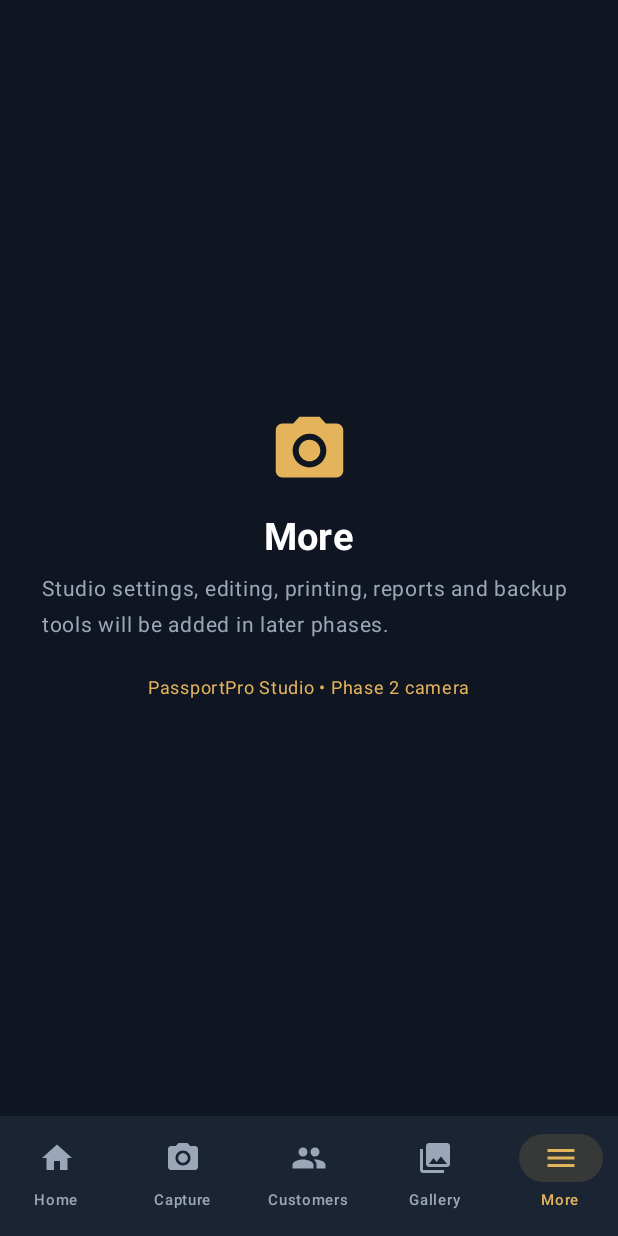
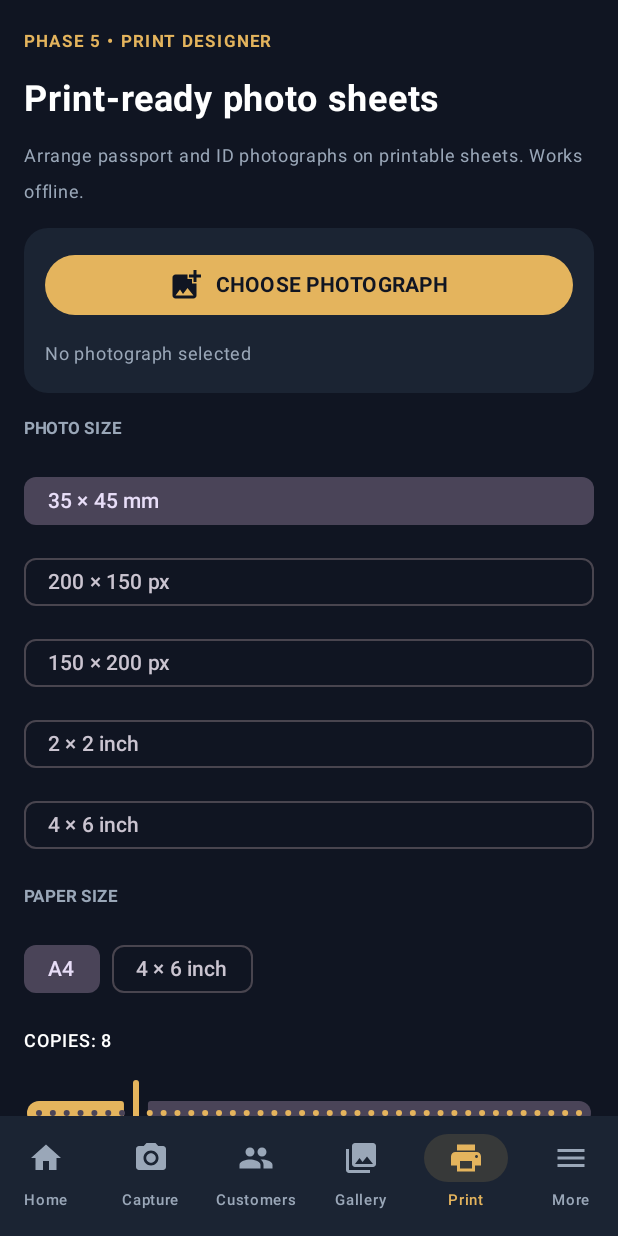
Before and after one commit to sdordzie/PassportStudio-SKD, an Android app built with Jetpack Compose: the screen it shows after launch (MainActivity), item 5 of the bottom bar chosen, on a phone screen of 412 x 824 dp. Run offline under Robolectric (Android 15) with nearby library versions, the phone set to English and light mode, and no system bars; libraries missing offline, so code that uses them is left out: androidx.camera.core, androidx.camera.lifecycle, androidx.camera.view, com.google.mlkit.vision.

Commit message:
Connect Phase 5 print designer to app navigation

```diff
--- a/AndroidNative/app/src/main/java/gh/com/bigsammy/passportpro/MainActivity.kt
+++ b/AndroidNative/app/src/main/java/gh/com/bigsammy/passportpro/MainActivity.kt
@@ -73,7 +73,7 @@ private fun PassportProApp() {
     MaterialTheme(colorScheme = darkColorScheme(primary = Gold, background = Ink, surface = Panel, onBackground = Color.White, onSurface = Color.White)) {
         Scaffold(containerColor = Ink, bottomBar = {
             NavigationBar(containerColor = Panel) {
-                listOf("Home" to Icons.Default.Home, "Capture" to Icons.Default.CameraAlt, "Customers" to Icons.Default.People, "Gallery" to Icons.Default.PhotoLibrary, "More" to Icons.Default.Menu).forEach { (label, icon) ->
+                listOf("Home" to Icons.Default.Home, "Capture" to Icons.Default.CameraAlt, "Customers" to Icons.Default.People, "Gallery" to Icons.Default.PhotoLibrary, "Print" to Icons.Default.Print, "More" to Icons.Default.Menu).forEach { (label, icon) ->
                     NavigationBarItem(selected = tab == label, onClick = { tab = label }, icon = { Icon(icon, contentDescription = label) }, label = { Text(label, fontSize = 10.sp) }, colors = NavigationBarItemDefaults.colors(selectedIconColor = Gold, selectedTextColor = Gold, indicatorColor = Gold.copy(alpha = .14f), unselectedIconColor = Muted, unselectedTextColor = Muted))
                 }
             }
@@ -83,6 +83,7 @@ private fun PassportProApp() {
                 "Capture" -> CameraStudioScreen(Modifier.padding(padding))
                 "Customers" -> CustomersScreen(Modifier.padding(padding))
                 "Gallery" -> GalleryScreen(Modifier.padding(padding))
+                "Print" -> PrintDesignerScreen(Modifier.padding(padding))
                 else -> Workspace(tab, Modifier.padding(padding))
             }
         }
```
